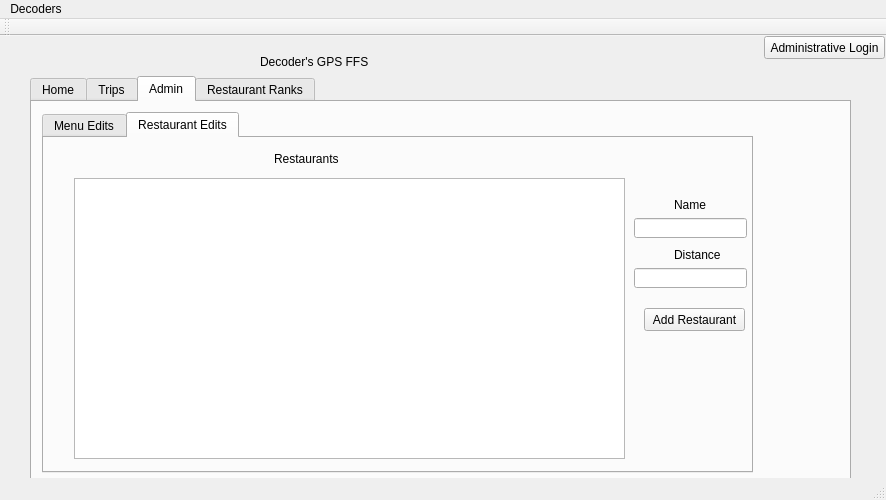
This is Decoders GUI/mainwindow.ui in kevvaria/Decoders-Repository as Qt 5 draws it before an edit. The edited form follows.
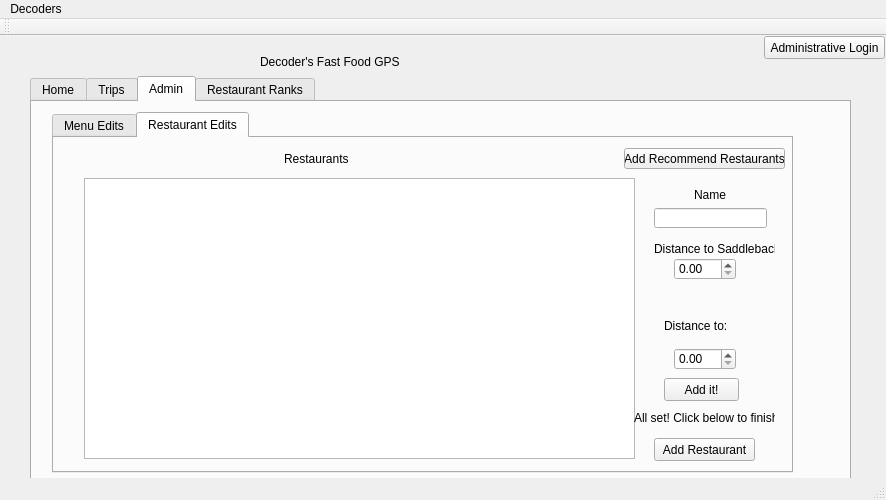
This is the edited form. The open tabs and pages were chosen to show the change.

Diff of the .ui file:
```diff
--- a/Decoders GUI/mainwindow.ui
+++ b/Decoders GUI/mainwindow.ui
@@ -688,9 +688,9 @@
      <widget class="QTabWidget" name="tabWidget_3">
       <property name="geometry">
        <rect>
-        <x>10</x>
+        <x>20</x>
         <y>10</y>
-        <width>711</width>
+        <width>741</width>
         <height>361</height>
        </rect>
       </property>
@@ -940,18 +940,8 @@
        <widget class="QLineEdit" name="lineEdit_11">
         <property name="geometry">
          <rect>
-          <x>590</x>
-          <y>130</y>
-          <width>113</width>
-          <height>20</height>
-         </rect>
-        </property>
-       </widget>
-       <widget class="QLineEdit" name="lineEdit_12">
-        <property name="geometry">
-         <rect>
-          <x>590</x>
-          <y>80</y>
+          <x>600</x>
+          <y>70</y>
           <width>113</width>
           <height>20</height>
          </rect>
@@ -960,8 +950,8 @@
        <widget class="QLabel" name="label_25">
         <property name="geometry">
          <rect>
-          <x>630</x>
-          <y>60</y>
+          <x>640</x>
+          <y>50</y>
           <width>47</width>
           <height>13</height>
          </rect>
@@ -973,14 +963,14 @@
        <widget class="QLabel" name="label_26">
         <property name="geometry">
          <rect>
-          <x>630</x>
-          <y>110</y>
-          <width>47</width>
-          <height>13</height>
+          <x>600</x>
+          <y>100</y>
+          <width>121</width>
+          <height>21</height>
          </rect>
         </property>
         <property name="text">
-         <string>Distance</string>
+         <string>Distance to Saddleback</string>
         </property>
        </widget>
        <widget class="QTableWidget" name="AdminRestView">
@@ -992,12 +982,18 @@
           <height>281</height>
          </rect>
         </property>
+        <property name="alternatingRowColors">
+         <bool>true</bool>
+        </property>
+        <property name="sortingEnabled">
+         <bool>true</bool>
+        </property>
        </widget>
        <widget class="QPushButton" name="pushButton_12">
         <property name="geometry">
          <rect>
           <x>600</x>
-          <y>170</y>
+          <y>300</y>
           <width>101</width>
           <height>23</height>
          </rect>
@@ -1006,6 +1002,78 @@
          <string>Add Restaurant</string>
         </property>
        </widget>
+       <widget class="QDoubleSpinBox" name="dis2Saddle">
+        <property name="geometry">
+         <rect>
+          <x>620</x>
+          <y>120</y>
+          <width>62</width>
+          <height>22</height>
+         </rect>
+        </property>
+       </widget>
+       <widget class="QPushButton" name="pushButton_4">
+        <property name="geometry">
+         <rect>
+          <x>570</x>
+          <y>10</y>
+          <width>161</width>
+          <height>21</height>
+         </rect>
+        </property>
+        <property name="text">
+         <string>Add Recommend Restaurants</string>
+        </property>
+       </widget>
+       <widget class="QDoubleSpinBox" name="DistEdit">
+        <property name="geometry">
+         <rect>
+          <x>620</x>
+          <y>210</y>
+          <width>62</width>
+          <height>22</height>
+         </rect>
+        </property>
+       </widget>
+       <widget class="QLabel" name="restIndicator">
+        <property name="geometry">
+         <rect>
+          <x>610</x>
+          <y>180</y>
+          <width>71</width>
+          <height>16</height>
+         </rect>
+        </property>
+        <property name="text">
+         <string>Distance to:</string>
+        </property>
+       </widget>
+       <widget class="QPushButton" name="DistAdd">
+        <property name="geometry">
+         <rect>
+          <x>610</x>
+          <y>240</y>
+          <width>75</width>
+          <height>23</height>
+         </rect>
+        </property>
+        <property name="text">
+         <string>Add it!</string>
+        </property>
+       </widget>
+       <widget class="QLabel" name="addIndicator">
+        <property name="geometry">
+         <rect>
+          <x>580</x>
+          <y>270</y>
+          <width>141</width>
+          <height>21</height>
+         </rect>
+        </property>
+        <property name="text">
+         <string>&lt;html&gt;&lt;head/&gt;&lt;body&gt;&lt;p align=&quot;center&quot;&gt;All set! Click below to finish&lt;/p&gt;&lt;/body&gt;&lt;/html&gt;</string>
+        </property>
+       </widget>
       </widget>
      </widget>
     </widget>
@@ -1061,7 +1129,7 @@
      <string notr="true">font: 75 20pt &quot;Comic Sans MS&quot;;</string>
     </property>
     <property name="text">
-     <string>Decoder's GPS FFS</string>
+     <string>Decoder's Fast Food GPS</string>
     </property>
    </widget>
   </widget>
```
Left out of the diff: 8 changed lines with no effect on the pictures.
